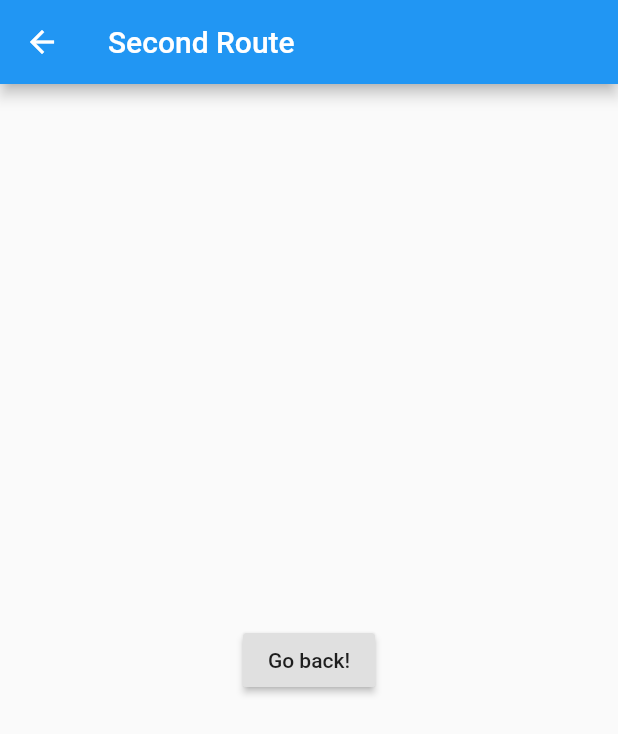
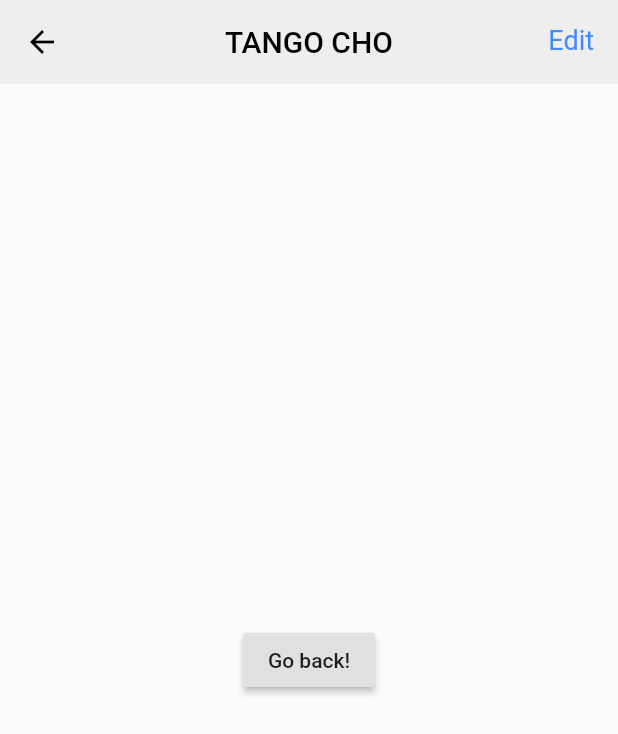
Before and after one commit to Tetsukick/TANGO, a Flutter app: the screen it shows after launch, after a tap on "+ Add", on a phone screen of 412 x 824 dp. Shown: the top 734 px of the screen. Run offline on Flutter 3.47's test engine with Material 2 defaults, Android fonts, the phone set to English and light mode, and no system bars.

Commit message:
画面分割、ヘッダーの調整

```diff
--- /dev/null
+++ b/source_code/tango/lib/TangoListDetailScreen.dart
@@ -0,0 +1,54 @@
+import 'package:flutter/material.dart';
+
+class TangoListDetailScreen extends StatelessWidget {
+  @override
+  Widget build(BuildContext context) {
+    return Scaffold(
+      appBar: Header(),
+      body: Center(
+        child: RaisedButton(
+          onPressed: () {
+            // Navigate back to first route when tapped.
+          },
+          child: Text('Go back!'),
+        ),
+      ),
+    );
+  }
+}
+
+class Header extends StatelessWidget with PreferredSizeWidget{
+  @override
+  Size get preferredSize => Size.fromHeight(kToolbarHeight);
+
+  @override
+  Widget build(BuildContext context) {
+    return AppBar(
+      iconTheme: IconThemeData(
+        color: Colors.black,
+      ),
+      actions: [
+        Padding(
+          padding: const EdgeInsets.all(16),
+          child: Text(
+            'Edit',
+            style: TextStyle(
+              color: Colors.blueAccent,
+              fontSize: 18,
+            ),
+          ),
+        ),
+      ],
+      title: Text(
+        'TANGO CHO',
+        style: TextStyle(
+          color: Colors.black,
+          fontSize: 20,
+        ),
+      ),
+      backgroundColor: Colors.grey[200],
+      centerTitle: true,
+      elevation: 0.0,
+    );
+  }
+}
--- a/source_code/tango/lib/main.dart
+++ b/source_code/tango/lib/main.dart
@@ -1,8 +1,9 @@
 import 'package:flutter/material.dart';
+import 'TangoListDetailScreen.dart';
 
-void main() => runApp(MyApp());
+void main() => runApp(HomeScreen());
 
-class MyApp extends StatelessWidget {
+class HomeScreen extends StatelessWidget {
   @override
   Widget build(BuildContext context) {
     return MaterialApp(
@@ -118,7 +119,7 @@ class TangoGroupsListView extends StatelessWidget{
                 onTap: () {
                   Navigator.push(
                     context,
-                    MaterialPageRoute(builder: (context) => SecondRoute()),
+                    MaterialPageRoute(builder: (context) => TangoListDetailScreen()),
                   );
                 }
               );
@@ -164,22 +165,3 @@ class TangoGroupsListView extends StatelessWidget{
         ));
   }
 }
-
-class SecondRoute extends StatelessWidget {
-  @override
-  Widget build(BuildContext context) {
-    return Scaffold(
-      appBar: AppBar(
-        title: Text("Second Route"),
-      ),
-      body: Center(
-        child: RaisedButton(
-          onPressed: () {
-            // Navigate back to first route when tapped.
-          },
-          child: Text('Go back!'),
-        ),
-      ),
-    );
-  }
-}
```
Also changed, not shown: 1 other file.
